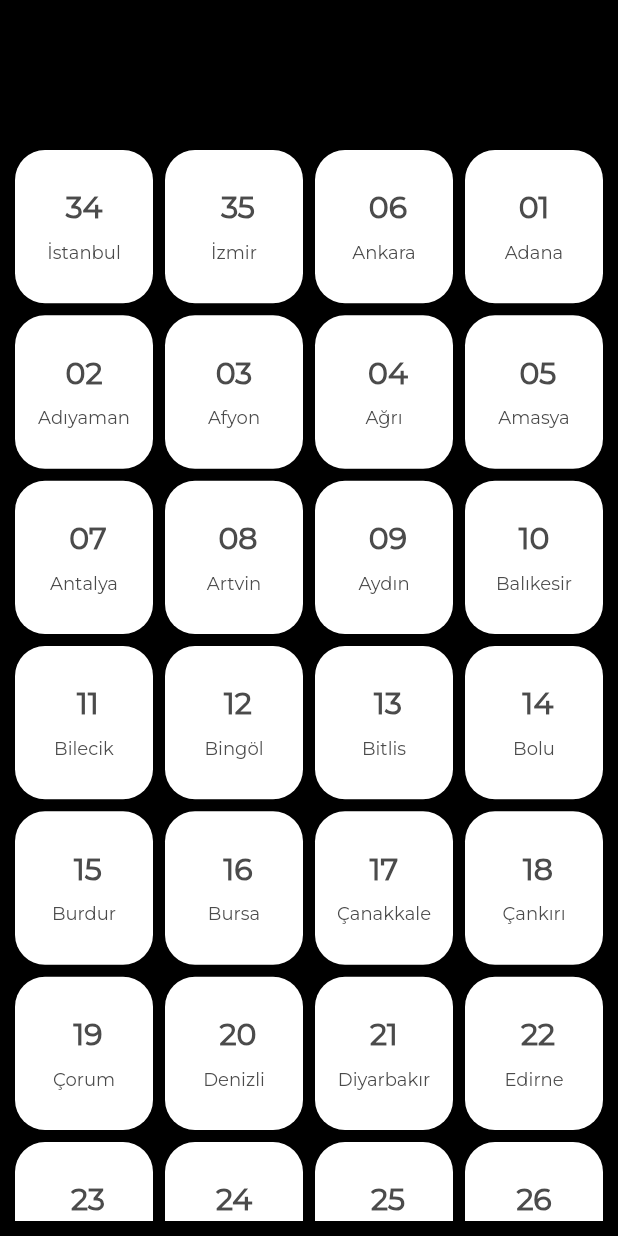
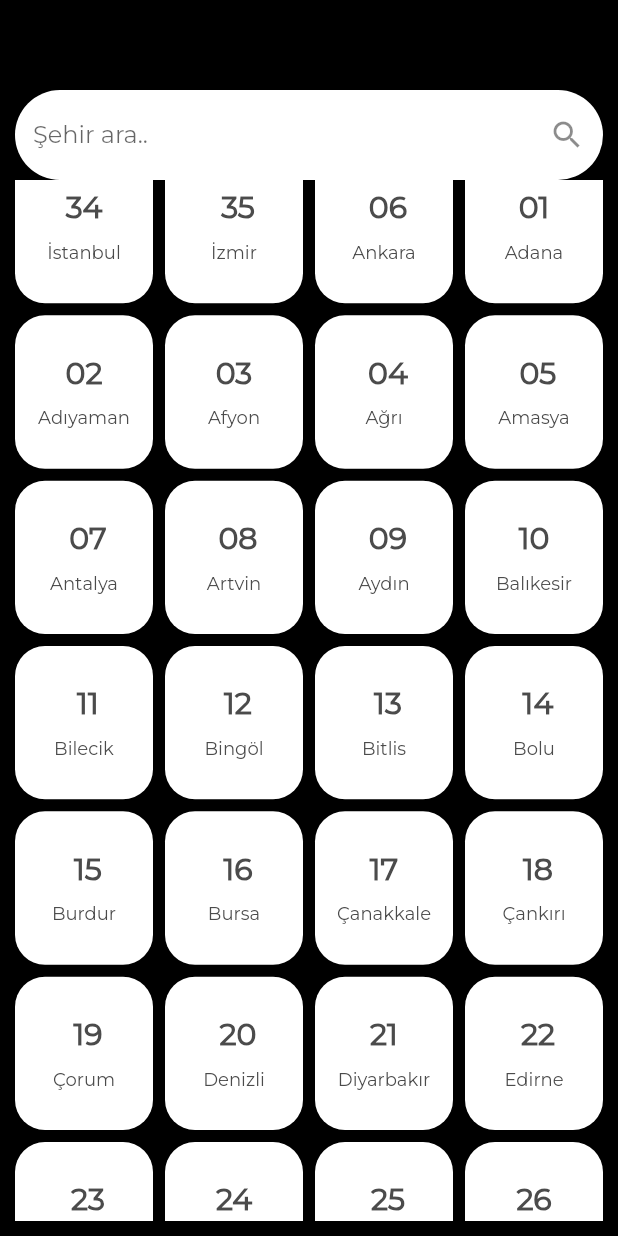
Before and after one commit to sametcetinkaya/events_pay_pro, a Flutter app: the Home screen opened directly, scrolled down 163 dp, after a tap on the "location on" icon, on a phone screen of 412 x 824 dp. Run offline on Flutter 3.47's test engine with Material 2 defaults, Android fonts, the phone set to English and light mode, and no system bars; our stand-ins replace flutter_riverpod, flutter_svg; missing offline and left inert: dart:ffi, grock.

Commit message:
ufak guncellemeler

```diff
--- a/lib/components/drawer.dart
+++ b/lib/components/drawer.dart
@@ -99,7 +99,7 @@ class DrawerComponent extends StatelessWidget {
                     onPressed: () => Navigator.push(
                         context,
                         MaterialPageRoute(
-                            builder: (context) => const LoginView())),
+                            builder: (context) => const RegisterView())),
                     child: Column(
                       mainAxisAlignment: MainAxisAlignment.center,
                       children: const [
--- a/lib/view/home.dart
+++ b/lib/view/home.dart
@@ -244,7 +244,7 @@ class _HomeState extends ConsumerState<Home> {
       margin: const EdgeInsets.only(top: 0.0),
       padding: const EdgeInsets.symmetric(horizontal: 10),
       child: Search(
-        hintTitle: 'Etkinlik, sanatçı veya mekan arayınnn',
+        hintTitle: 'Etkinlik, sanatçı veya mekan arayın',
         onPressed: () {},
       ),
     );
--- a/lib/view/location.dart
+++ b/lib/view/location.dart
@@ -1,3 +1,4 @@
+import 'package:events_pay_pro/components/search.dart';
 import 'package:events_pay_pro/constant/constant.dart';
 import 'package:flutter/material.dart';
 import 'package:flutter_riverpod/flutter_riverpod.dart';
@@ -26,8 +27,8 @@ class _LocationViewState extends ConsumerState<LocationView> {
       backgroundColor: Constant.dark,
       body: Stack(
         children: [
+          eventsContent(read.cityArray),
           searchContent(),
-          eventsContent(read.cityArray),
         ],
       ),
     );
@@ -61,9 +62,12 @@ class _LocationViewState extends ConsumerState<LocationView> {
   Container searchContent() {
     return Container(
       decoration: const BoxDecoration(color: Constant.dark),
-      margin: const EdgeInsets.only(top: 30.0),
+      margin: const EdgeInsets.only(top: 60.0),
       padding: const EdgeInsets.symmetric(horizontal: 10),
-      //child: const CitySearch(),
+      child: Search(
+        hintTitle: 'Şehir ara..',
+        onPressed: () {},
+      ),
     );
   }
 }
```
